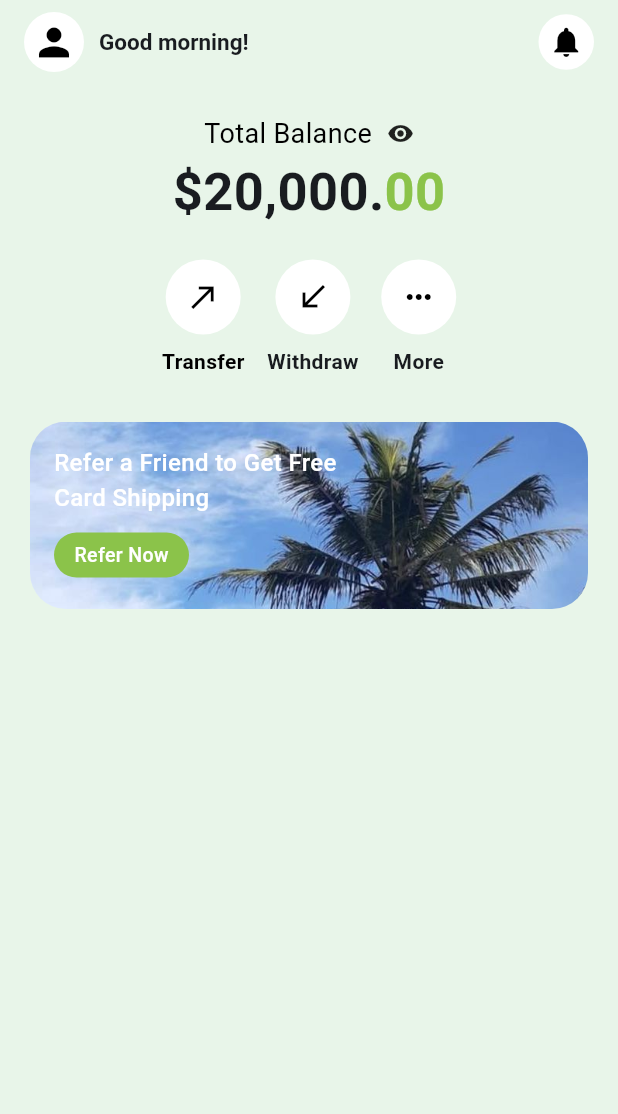
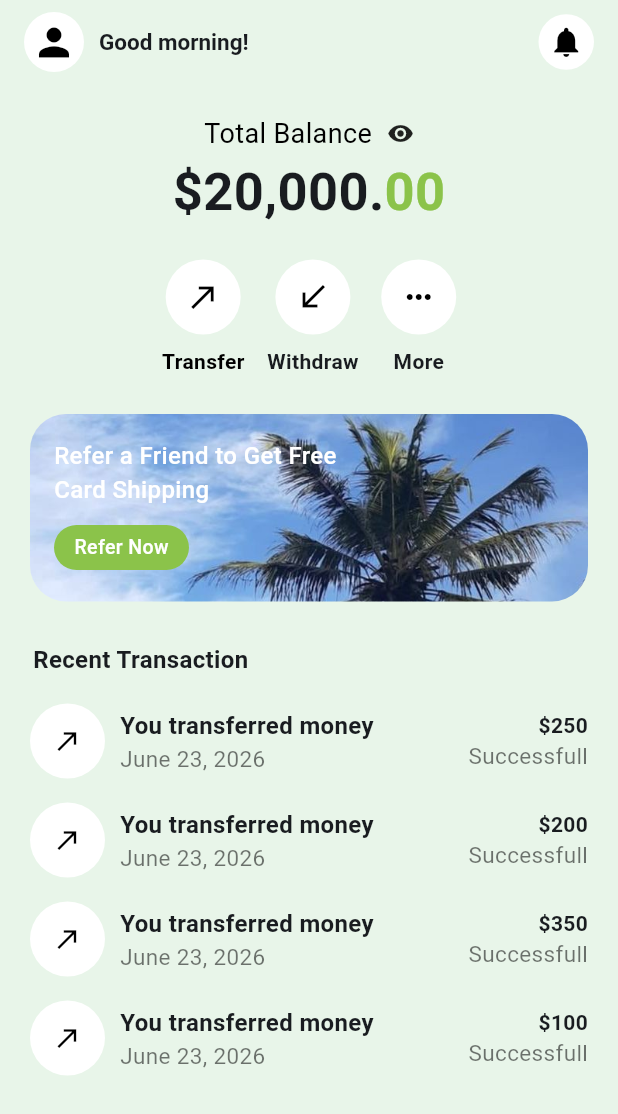
Before and after one commit to Kamisky1-Design/ui_flutter_practice2, a Flutter app: the screen it shows after launch, on a phone screen of 412 x 824 dp. Shown: the top 1114 px of the screen. Run offline on Flutter 3.47's test engine with Material 3 defaults, Android fonts, the phone set to English and light mode, and no system bars.

Commit message:
Added Recent transactions and complteted the ui

```diff
--- a/lib/homepage.dart
+++ b/lib/homepage.dart
@@ -1,6 +1,7 @@
 import 'package:flutter/material.dart';
 import 'balance_card.dart';
 import 'refer_card.dart';
+import 'transfer_card.dart';
 class Homepage extends StatelessWidget {
   const Homepage({super.key});
 
@@ -14,7 +15,8 @@ class Homepage extends StatelessWidget {
             CircleAvatar(
               radius: 20,
               backgroundColor: Colors.white,
-              child: Icon(Icons.person, color: Colors.black, size: 30,),
+              child: Icon(Icons.person,
+              color: Colors.black, size: 30,),
             ),
             SizedBox(width: 10,),
              Row(
@@ -53,8 +55,9 @@ class Homepage extends StatelessWidget {
         padding: EdgeInsets.all(20),
         children: [
         BalanceCard(),
-        SizedBox(height: 30,),
+        SizedBox(height: 25,),
         ReferCard(),
+        TransferCard(),
         ],
       ),
     );
--- /dev/null
+++ b/lib/transfer_card.dart
@@ -0,0 +1,218 @@
+import 'package:flutter/material.dart';
+
+class TransferCard extends StatelessWidget {
+  const TransferCard({super.key});
+
+  @override
+  Widget build(BuildContext context) {
+    return const SizedBox(
+
+      child: Column(
+        crossAxisAlignment: CrossAxisAlignment.start,
+        children: [
+          Padding(
+            padding: EdgeInsets.all(2.0),
+            child: Text('Recent Transaction',
+            style: TextStyle(
+              fontSize: 16,
+              fontWeight: FontWeight.bold,
+            ),
+            ),
+          ),
+          SizedBox(height: 16,),
+        Row(
+            children: [
+              CircleAvatar(
+                radius: 25,
+                backgroundColor: Colors.white,
+                child: Icon(Icons.north_east,
+                size: 20,
+                color: Colors.black,),
+              ),
+              SizedBox(width: 10,),
+              Column(
+                crossAxisAlignment: CrossAxisAlignment.start,
+                children: [
+                  Text('You transferred money',
+                  style: TextStyle(
+                    fontSize: 16,
+                    fontWeight: FontWeight.bold,
+                  ),
+                  ),
+                  Text('June 23, 2026',
+                  style: TextStyle(
+                    fontSize: 15,
+                    color: Colors.black54,
+                  ),
+                  ),
+
+                ],
+              ),
+              Spacer(),
+              Column(
+                crossAxisAlignment: CrossAxisAlignment.end,
+                children: [
+                  Text('\$250',
+                  style: TextStyle(
+                    fontWeight: FontWeight.bold,
+                  ),
+                  ),
+                  Text('Successfull',
+                  style: TextStyle(
+                    fontSize: 15,
+                    color: Colors.black54,
+                  ),
+                  ),
+                ],
+              )
+              ],
+            ),
+           SizedBox(height: 16,),
+        Row(
+            children: [
+              CircleAvatar(
+                radius: 25,
+                backgroundColor: Colors.white,
+                child: Icon(Icons.north_east,
+                size: 20,
+                color: Colors.black,),
+              ),
+              SizedBox(width: 10,),
+              Column(
+                crossAxisAlignment: CrossAxisAlignment.start,
+                children: [
+                  Text('You transferred money',
+                  style: TextStyle(
+                    fontSize: 16,
+                    fontWeight: FontWeight.bold,
+                  ),
+                  ),
+                  Text('June 23, 2026',
+                  style: TextStyle(
+                    fontSize: 15,
+                    color: Colors.black54,
+                  ),
+                  ),
+
+                ],
+              ),
+              Spacer(),
+              Column(
+                crossAxisAlignment: CrossAxisAlignment.end,
+                children: [
+                  Text('\$200',
+                  style: TextStyle(
+                    fontWeight: FontWeight.bold,
+                  ),
+                  ),
+                  Text('Successfull',
+                  style: TextStyle(
+                    fontSize: 15,
+                    color: Colors.black54,
+                  ),
+                  ),
+                ],
+              )
+              ],
+            ),
+             SizedBox(height: 16,),
+        Row(
+            children: [
+              CircleAvatar(
+                radius: 25,
+                backgroundColor: Colors.white,
+                child: Icon(Icons.north_east,
+                size: 20,
+                color: Colors.black,),
+              ),
+              SizedBox(width: 10,),
+              Column(
+                crossAxisAlignment: CrossAxisAlignment.start,
+                children: [
+                  Text('You transferred money',
+                  style: TextStyle(
+                    fontSize: 16,
+                    fontWeight: FontWeight.bold,
+                  ),
+                  ),
+                  Text('June 23, 2026',
+                  style: TextStyle(
+                    fontSize: 15,
+                    color: Colors.black54,
+                  ),
+                  ),
+
+                ],
+              ),
+              Spacer(),
+              Column(
+                crossAxisAlignment: CrossAxisAlignment.end,
+                children: [
+                  Text('\$350',
+                  style: TextStyle(
+                    fontWeight: FontWeight.bold,
+                  ),
+                  ),
+                  Text('Successfull',
+                  style: TextStyle(
+                    fontSize: 15,
+                    color: Colors.black54,
+                  ),
+                  ),
+                ],
+              )
+              ],
+            ),
+             SizedBox(height: 16,),
+        Row(
+            children: [
+              CircleAvatar(
+                radius: 25,
+                backgroundColor: Colors.white,
+                child: Icon(Icons.north_east,
+                size: 20,
+                color: Colors.black,),
+              ),
+              SizedBox(width: 10,),
+              Column(
+                crossAxisAlignment: CrossAxisAlignment.start,
+                children: [
+                  Text('You transferred money',
+                  style: TextStyle(
+                    fontSize: 16,
+                    fontWeight: FontWeight.bold,
+                  ),
+                  ),
+                  Text('June 23, 2026',
+                  style: TextStyle(
+                    fontSize: 15,
+                    color: Colors.black54,
+                  ),
+                  ),
+
+                ],
+              ),
+              Spacer(),
+              Column(
+                crossAxisAlignment: CrossAxisAlignment.end,
+                children: [
+                  Text('\$100',
+                  style: TextStyle(
+                    fontWeight: FontWeight.bold,
+                  ),
+                  ),
+                  Text('Successfull',
+                  style: TextStyle(
+                    fontSize: 15,
+                    color: Colors.black54,
+                  ),
+                  ),
+                ],
+              )
+              ],
+            ),
+        ],
+      ),
+    );
+  }
+}
```
